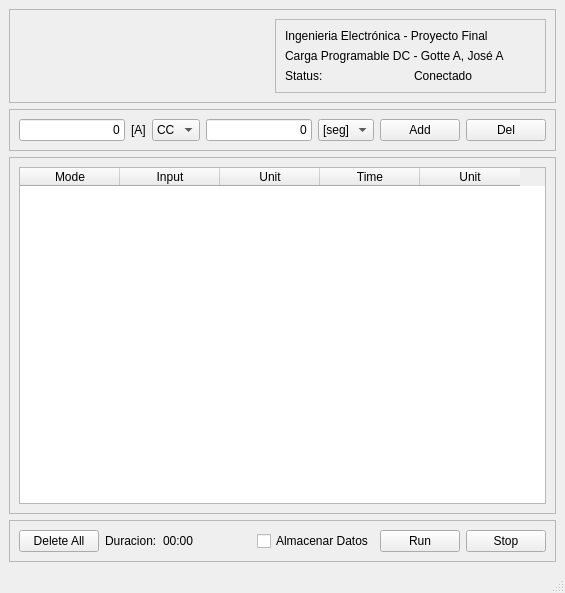
This is mainwindow.ui in agusgtt/gui_carga_dc as Qt 5 draws it before an edit. The edited form follows.
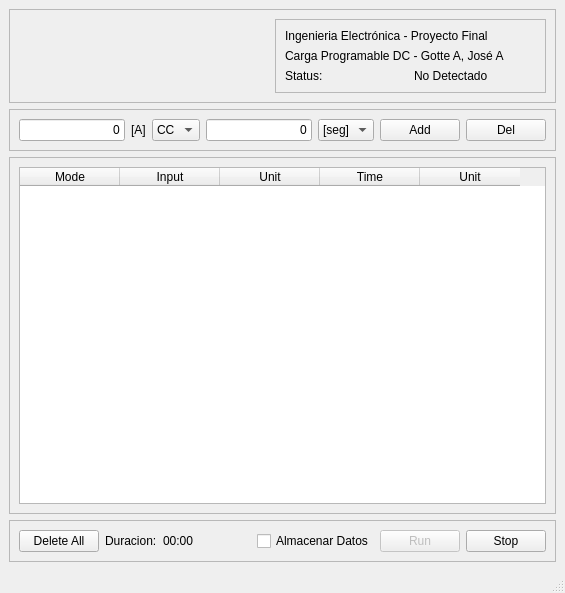
This is the edited form. Icons and pictures are not drawn.

Diff of the .ui file:
```diff
--- a/mainwindow.ui
+++ b/mainwindow.ui
@@ -90,7 +90,7 @@
             <item>
              <widget class="QLabel" name="label">
               <property name="text">
-               <string>Conectado</string>
+               <string>No Detectado</string>
               </property>
              </widget>
             </item>
@@ -320,6 +320,9 @@
        </item>
        <item>
         <widget class="QPushButton" name="pushButton_run">
+         <property name="enabled">
+          <bool>false</bool>
+         </property>
          <property name="text">
           <string>Run</string>
          </property>
```
Left out of the diff: 2 changed lines with no effect on the pictures.
